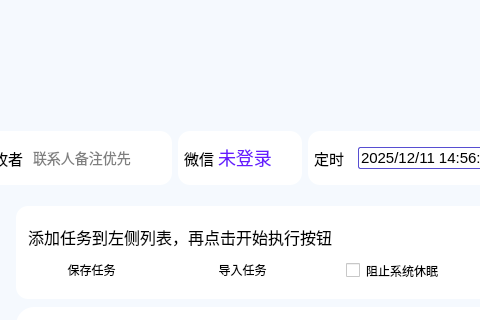
Qt form Ui_MainWindow.ui (YangShengzhou03/LeafAutoFly) before a commit; both pictures show x 615 to 1095 and y 0 to 320 of the 1271 by 712 pixel window.
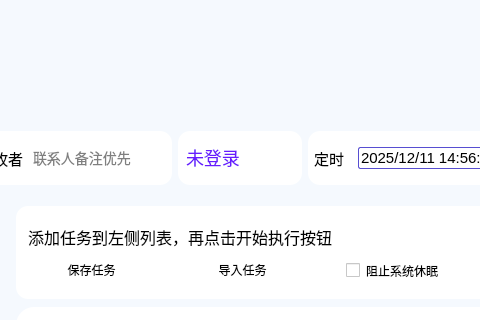
The same form after that commit. The open tabs and pages were chosen to show the change. Icons and pictures are not drawn.

```diff
--- a/Ui_MainWindow.ui
+++ b/Ui_MainWindow.ui
@@ -37,7 +37,7 @@
      <widget class="QFrame" name="main_Frame">
       <property name="styleSheet">
        <string notr="true">QFrame#main_Frame{
-background:qradialgradient(cx:0.3,cy:0.3,radius:1.2,fx:0.15,fy:0.15,stop:0 rgba(162,129,247,0.95),stop:0.3 rgba(130,180,255,0.9),stop:0.5 rgba(119,111,252,0.95),stop:0.7 rgba(200,120,250,0.9),stop:0.9 rgba(119,111,252,0.85),stop:1 rgba(80,50,200,0.8));
+background:qradialgradient(cx:0.3,cy:0.3,radius:1.2,fx:0.15,fy:0.15,stop:0 rgb(162,129,247),stop:0.3 rgb(130,180,255),stop:0.5 rgb(119,111,252),stop:0.7 rgb(200,120,250),stop:0.9 rgb(119,111,252),stop:1 rgb(80,50,200));
 border:0px solid red;
 border-radius:30px
 }</string>
@@ -2977,7 +2977,7 @@
                       <property name="frameShadow">
                        <enum>QFrame::Raised</enum>
                       </property>
-                      <layout class="QHBoxLayout" name="horizontalLayout_20" stretch="0,1">
+                      <layout class="QHBoxLayout" name="horizontalLayout_20" stretch="1">
                        <property name="spacing">
                         <number>2</number>
                        </property>
@@ -2993,24 +2993,6 @@
                        <property name="bottomMargin">
                         <number>0</number>
                        </property>
-                       <item>
-                        <widget class="QLabel" name="label_wxid">
-                         <property name="font">
-                          <font>
-                           <family>微软雅黑 Light</family>
-                           <pointsize>11</pointsize>
-                          </font>
-                         </property>
-                         <property name="styleSheet">
-                          <string notr="true">QLabel {
-    color: rgb(0, 0, 0);
-}</string>
-                         </property>
-                         <property name="text">
-                          <string>微信</string>
-                         </property>
-                        </widget>
-                       </item>
                        <item>
                         <widget class="QComboBox" name="comboBox_wxName">
                          <property name="sizePolicy">
```
